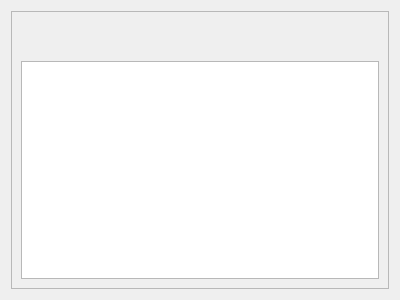
brik/facebrick, file newsfeedpostview.ui: the form before one commit.
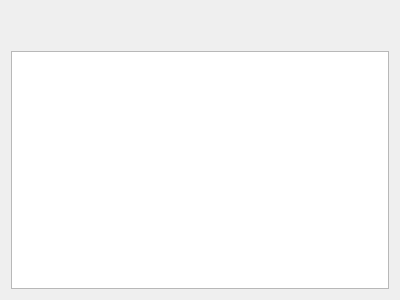
The form after the commit.

Patch:
```diff
--- a/newsfeedpostview.ui
+++ b/newsfeedpostview.ui
@@ -1,7 +1,7 @@
 <?xml version="1.0" encoding="UTF-8"?>
 <ui version="4.0">
  <class>NewsFeedPostView</class>
- <widget class="QDialog" name="NewsFeedPostView">
+ <widget class="QWidget" name="NewsFeedPostView">
   <property name="geometry">
    <rect>
     <x>0</x>
@@ -15,30 +15,6 @@
   </property>
   <layout class="QVBoxLayout" name="verticalLayout_2">
    <item>
-    <widget class="QScrollArea" name="scrollArea">
-     <property name="sizePolicy">
-      <sizepolicy hsizetype="Expanding" vsizetype="Expanding">
-       <horstretch>0</horstretch>
-       <verstretch>0</verstretch>
-      </sizepolicy>
-     </property>
-     <property name="horizontalScrollBarPolicy">
-      <enum>Qt::ScrollBarAlwaysOff</enum>
-     </property>
-     <property name="widgetResizable">
-      <bool>true</bool>
-     </property>
-     <widget class="QWidget" name="scrollAreaWidgetContents">
-      <property name="geometry">
-       <rect>
-        <x>0</x>
-        <y>0</y>
-        <width>380</width>
-        <height>280</height>
-       </rect>
-      </property>
-      <layout class="QVBoxLayout" name="verticalLayout_3">
-       <item>
         <layout class="QHBoxLayout" name="horizontalLayout" stretch="0,0">
          <item>
           <widget class="QLabel" name="authorAvatar">
@@ -76,10 +52,10 @@
         </widget>
        </item>
        <item>
-        <widget class="QListView" name="commentsListView"/>
-       </item>
-      </layout>
-     </widget>
+    <widget class="QListView" name="commentsListView">
+     <property name="horizontalScrollBarPolicy">
+      <enum>Qt::ScrollBarAlwaysOff</enum>
+     </property>
     </widget>
    </item>
   </layout>
```
Lines whose indentation alone changed are shown as unchanged.
